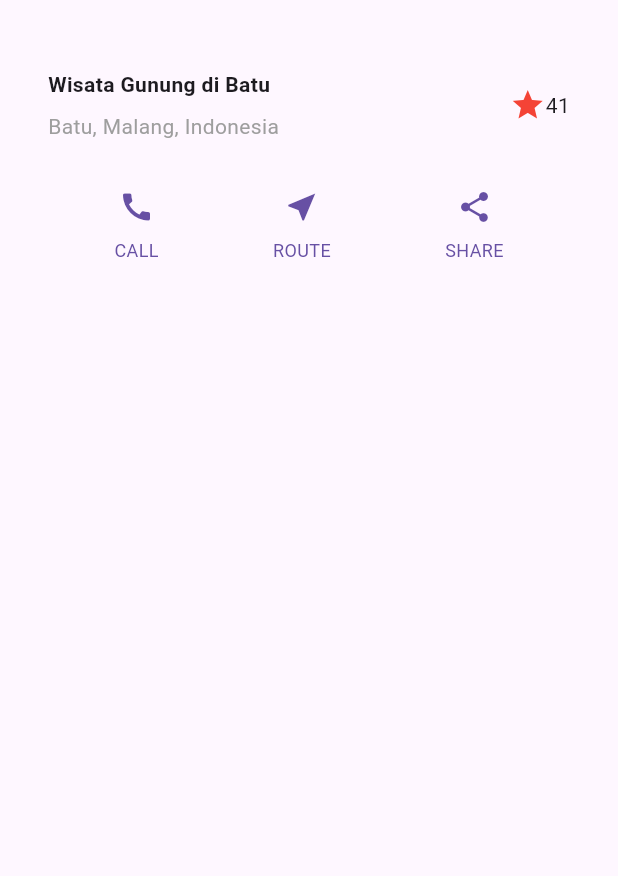
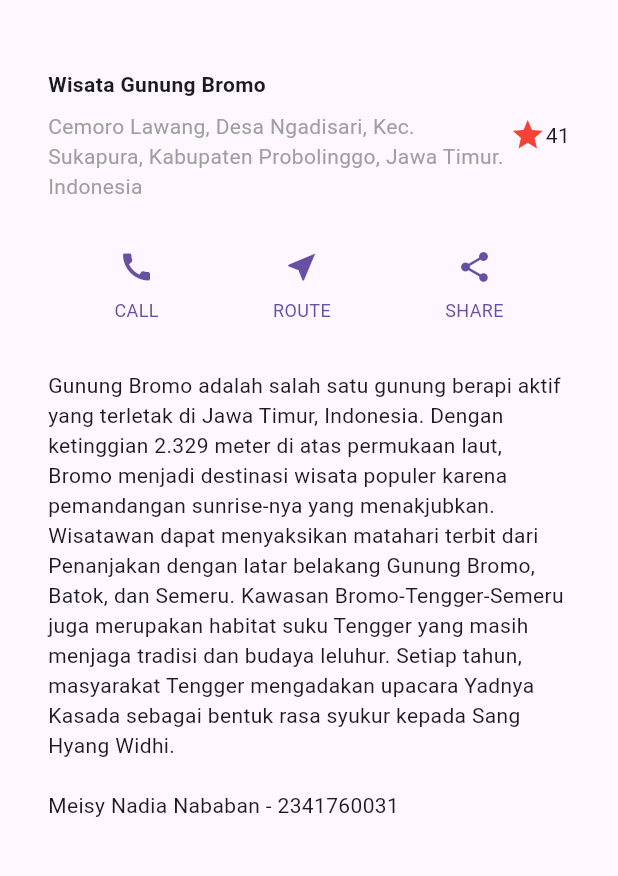
Before and after one commit to MeisyNadiaNababan/flutter_layout, a Flutter app: the screen it shows after launch, on a phone screen of 412 x 824 dp, the part 63-939 px from its top. Run offline on Flutter 3.47's test engine with Material 3 defaults, Android fonts, the phone set to English and light mode, and no system bars.

Commit message:
Praktikum 3: Implementasi text section

```diff
--- a/lib/main.dart
+++ b/lib/main.dart
@@ -21,14 +21,14 @@ class MyApp extends StatelessWidget {
                 Container(
                   padding: const EdgeInsets.only(bottom: 8),
                   child: const Text(
-                    'Wisata Gunung di Batu',
+                    'Wisata Gunung Bromo',
                     style: TextStyle(
                       fontWeight: FontWeight.bold,
                     ),
                   ),
                 ),
                 Text(
-                  'Batu, Malang, Indonesia',
+                  'Cemoro Lawang, Desa Ngadisari, Kec. Sukapura, Kabupaten Probolinggo, Jawa Timur. Indonesia',
                   style: TextStyle(
                     color: Colors.grey[500],
                   ),
@@ -58,6 +58,23 @@ class MyApp extends StatelessWidget {
       ],
     );
 
+    // Praktikum 3: Implementasi text section
+    //Langkah 1: Buat widget textSection
+      Widget textSection = Container(
+      padding: const EdgeInsets.all(32),
+      child: const Text(
+        'Gunung Bromo adalah salah satu gunung berapi aktif yang terletak di Jawa Timur, Indonesia. '
+        'Dengan ketinggian 2.329 meter di atas permukaan laut, Bromo menjadi destinasi wisata populer '
+        'karena pemandangan sunrise-nya yang menakjubkan. Wisatawan dapat menyaksikan matahari terbit '
+        'dari Penanjakan dengan latar belakang Gunung Bromo, Batok, dan Semeru. '
+        'Kawasan Bromo-Tengger-Semeru juga merupakan habitat suku Tengger yang masih menjaga tradisi '
+        'dan budaya leluhur. Setiap tahun, masyarakat Tengger mengadakan upacara Yadnya Kasada sebagai '
+        'bentuk rasa syukur kepada Sang Hyang Widhi.\n\n'
+        'Meisy Nadia Nababan - 2341760031',
+        softWrap: true,
+      ),
+    );
+
     return MaterialApp(
       title: 'Flutter layout: Meisy Nadia Nababan - 2341760031',
       home: Scaffold(
@@ -67,7 +84,8 @@ class MyApp extends StatelessWidget {
         body: Column(
           children: [
             titleSection,
-            buttonSection, // Langkah 3: Tambah button section ke body
+            buttonSection,  // Praktikum 2: Implementasi button row // Langkah 3: Tambah button section ke body
+            textSection, // Praktikum 3: Implementasi text section // Langkah 2: Tambahkan variabel text section ke body
           ],
         ),
       ),
```
Also changed, not shown: images/09.png (added), images/10.png (added), 1 other file.
